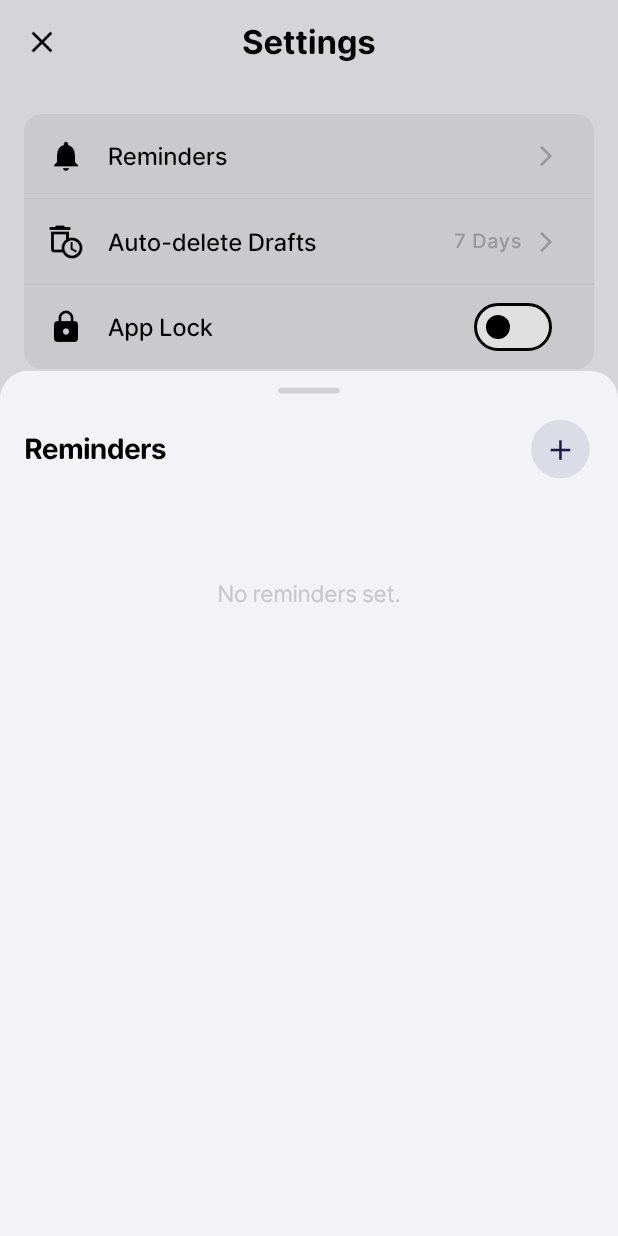
After one commit to TheGandabherunda/OpenJot, a Flutter app: the SettingsBottomSheet screen opened directly, after a tap on "Reminders", on a phone screen of 412 x 824 dp. The commit adds this screen. Run offline on Flutter 3.47's test engine with Material 3 defaults, Android fonts, the light colour scheme and no system bars; our stand-ins replace audioplayers, camera, device_info_plus, file_picker, flutter_local_notifications, flutter_map and 18 more; missing offline and left inert: flutter_quill, get_thumbnail_video, photo_manager, photo_manager_image_provider, progressive_blur, record; accounts and stored records are empty.

Commit message:
multiple reminder support

```diff
--- a/lib/app/core/constants.dart
+++ b/lib/app/core/constants.dart
@@ -208,8 +208,11 @@ class AppConstants {
   static const String noResultsFound = "No results found";
 
   // Settings Bottom Sheet
-  static const String dailyReminder = "Daily Reminder";
-  static const String dailyReminderDescription = "Get a daily reminder to write.";
+  static const String dailyReminder = "Reminders";
+  static const String dailyReminderDescription = "Set reminders to write in your journal.";
+  static const String addReminder = "Add Reminder";
+  static const String reminders = "Reminders";
+  static const String deleteReminder = "Delete Reminder";
   static const String onThisDay = "On This Day";
   static const String onThisDayDescription = "See memories from this day.";
   static const String appLock = "App Lock";
@@ -317,6 +320,8 @@ class AppConstants {
   static const String lastOnThisDayNotificationDateKey = 'lastOnThisDayNotificationDate'; // NEW
   static const String autoDeleteDraftsKey = 'autoDeleteDrafts'; // NEW
   static const String reminderTimeKey = 'reminderTime';
+  static const String reminderTimesKey = 'reminderTimes';
+  static const String reminderSchemaVersionKey = 'reminder_schema_version';
   static const String appLockEnabledKey = 'appLockEnabled';
   static const String appLockPinKey = 'appLockPin';
   static const String storagePermissionsRequired =
--- /dev/null
+++ b/lib/app/modules/settings/reminders_bottomsheet.dart
@@ -0,0 +1,214 @@
+import 'package:flutter/cupertino.dart';
+import 'package:flutter/material.dart';
+import 'package:flutter_screenutil/flutter_screenutil.dart';
+import 'package:get/get.dart';
+import 'package:intl/intl.dart';
+import 'package:open_jot/app/core/constants.dart';
+import 'package:open_jot/app/core/theme.dart';
+import 'package:open_jot/app/modules/settings/settings_controller.dart';
+
+class RemindersBottomSheet extends StatelessWidget {
+  const RemindersBottomSheet({super.key});
+
+  @override
+  Widget build(BuildContext context) {
+    final SettingsScreenController controller = Get.find<SettingsScreenController>();
+    final appThemeColors = AppTheme.colorsOf(context);
+    final isDark = Theme.of(context).brightness == Brightness.dark;
+    final isPitchBlack = controller.pitchBlack.value;
+
+    final backgroundColor = isPitchBlack
+        ? (isDark ? Colors.black : Colors.white)
+        : appThemeColors.grey6;
+
+    final tileBackgroundColor = isPitchBlack
+        ? (isDark
+            ? Colors.white.withOpacity(0.05)
+            : Colors.black.withOpacity(0.03))
+        : appThemeColors.grey5;
+
+    final textColor = appThemeColors.grey10;
+
+    Future<TimeOfDay?> _showTimePicker() async {
+      return await showTimePicker(
+        context: context,
+        initialTime: const TimeOfDay(hour: 20, minute: 0),
+        builder: (context, child) {
+          return Theme(
+            data: Theme.of(context).copyWith(
+              timePickerTheme: TimePickerThemeData(
+                backgroundColor: appThemeColors.grey6,
+                hourMinuteTextColor: appThemeColors.grey10,
+                hourMinuteColor: appThemeColors.grey4,
+                dayPeriodTextColor: appThemeColors.grey10,
+                dayPeriodColor: appThemeColors.grey4,
+                dialHandColor: appThemeColors.primary,
+                dialBackgroundColor: appThemeColors.grey5,
+                entryModeIconColor: appThemeColors.primary,
+                shape: RoundedRectangleBorder(
+                  borderRadius: BorderRadius.circular(16.r),
+                ),
+                hourMinuteShape: RoundedRectangleBorder(
+                  borderRadius: BorderRadius.circular(8.r),
+                ),
+              ),
+              colorScheme: Theme.of(context).colorScheme.copyWith(
+                surface: appThemeColors.grey5,
+                onSurface: appThemeColors.grey10,
+                primary: appThemeColors.primary,
+                onPrimary: appThemeColors.onPrimary,
+              ),
+              textButtonTheme: TextButtonThemeData(
+                style: TextButton.styleFrom(
+                  foregroundColor: appThemeColors.primary,
+                ),
+              ),
+              dialogBackgroundColor: appThemeColors.grey6,
+            ),
+            child: child!,
+          );
+        },
+      );
+    }
+
+    return Material(
+      color: Colors.transparent,
+      child: Container(
+        height: MediaQuery.of(context).size.height * 0.7,
+        decoration: BoxDecoration(
+          color: backgroundColor,
+          borderRadius: BorderRadius.only(
+            topLeft: Radius.circular(20.r),
+            topRight: Radius.circular(20.r),
+          ),
+        ),
+        child: Column(
+          children: [
+            // Handle
+            Container(
+              margin: EdgeInsets.only(top: 12.h, bottom: 8.h),
+              width: 40.w,
+              height: 4.h,
+              decoration: BoxDecoration(
+                color: appThemeColors.grey4,
+                borderRadius: BorderRadius.circular(2.r),
+              ),
+            ),
+            // Header
+            Padding(
+              padding: EdgeInsets.symmetric(horizontal: 16.w, vertical: 8.h),
+              child: Row(
+                mainAxisAlignment: MainAxisAlignment.spaceBetween,
+                children: [
+                  Text(
+                    AppConstants.reminders,
+                    style: TextStyle(
+                      color: textColor,
+                      fontSize: 20.sp,
+                      fontWeight: FontWeight.bold,
+                      fontFamily: AppConstants.font,
+                      letterSpacing: -0.5,
+                    ),
+                  ),
+                  CupertinoButton(
+                    padding: EdgeInsets.zero,
+                    onPressed: () async {
+                      final picked = await _showTimePicker();
+                      if (picked != null) {
+                        controller.addReminder(picked);
+                      }
+                    },
+                    child: Container(
+                      padding: EdgeInsets.all(8.w),
+                      decoration: BoxDecoration(
+                        color: appThemeColors.primary.withOpacity(0.1),
+                        shape: BoxShape.circle,
+                      ),
+                      child: Icon(
+                        Icons.add,
+                        color: appThemeColors.primary,
+                        size: 24.sp,
+                      ),
+                    ),
+                  ),
+                ],
+              ),
+            ),
+            Expanded(
+              child: SingleChildScrollView(
+                padding: EdgeInsets.symmetric(horizontal: 16.w, vertical: 20.h),
+                child: Obx(() {
+                  if (controller.reminderTimes.isEmpty) {
+                    return Center(
+                      child: Padding(
+                        padding: EdgeInsets.only(top: 40.h),
+                        child: Text(
+                          "No reminders set.",
+                          style: TextStyle(
+                            color: appThemeColors.grey3,
+                            fontSize: 16.sp,
+                            fontFamily: AppConstants.font,
+                            letterSpacing: -0.2,
+                          ),
+                        ),
+                      ),
+                    );
+                  }
+                  return ClipRRect(
+                    borderRadius: BorderRadius.circular(12.r),
+                    child: Column(
+                      mainAxisSize: MainAxisSize.min,
+                      children: List.generate(controller.reminderTimes.length, (index) {
+                        final time = controller.reminderTimes[index];
+                        final now = DateTime.now();
+                        final dt = DateTime(now.year, now.month, now.day, time.hour, time.minute);
+                        final timeStr = DateFormat.jm().format(dt);
+
+                        final isLast = index == controller.reminderTimes.length - 1;
+
+                        return Container(
+                          decoration: BoxDecoration(
+                            color: tileBackgroundColor,
+                            border: !isLast
+                                ? Border(
+                                    bottom: BorderSide(
+                                        color: appThemeColors.grey4.withOpacity(0.4),
+                                        width: 1.w),
+                                  )
+                                : null,
+                          ),
+                          child: ListTile(
+                            leading: Icon(Icons.access_time, color: textColor),
+                            title: Text(
+                              timeStr,
+                              style: TextStyle(
+                                color: textColor,
+                                fontSize: 16.sp,
+                                fontWeight: FontWeight.w500,
+                                fontFamily: AppConstants.font,
+                                letterSpacing: -0.2,
+                              ),
+                            ),
+                            trailing: CupertinoButton(
+                              padding: EdgeInsets.zero,
+                              onPressed: () => controller.removeReminder(index),
+                              child: Icon(
+                                Icons.delete_outline,
+                                color: appThemeColors.error.withOpacity(0.9),
+                                size: 24.sp,
+                              ),
+                            ),
+                          ),
+                        );
+                      }),
+                    ),
+                  );
+                }),
+              ),
+            ),
+          ],
+        ),
+      ),
+    );
+  }
+}
--- a/lib/main.dart
+++ b/lib/main.dart
@@ -47,6 +47,7 @@ void main() async {
     return service.init();
   });
 
+  await notificationService.ensureRemindersScheduled();
   await notificationService.checkForOnThisDayMemories();
 
   Get.lazyPut(AppLockService.new);
```
Also changed, not shown: lib/app/core/services/hive_service.dart (+50 -0 lines), lib/app/core/services/notification_service.dart (+32 -8 lines), lib/app/modules/settings/settings_bottomsheet.dart (+14 -89 lines), lib/app/modules/settings/settings_controller.dart (+17 -39 lines).
